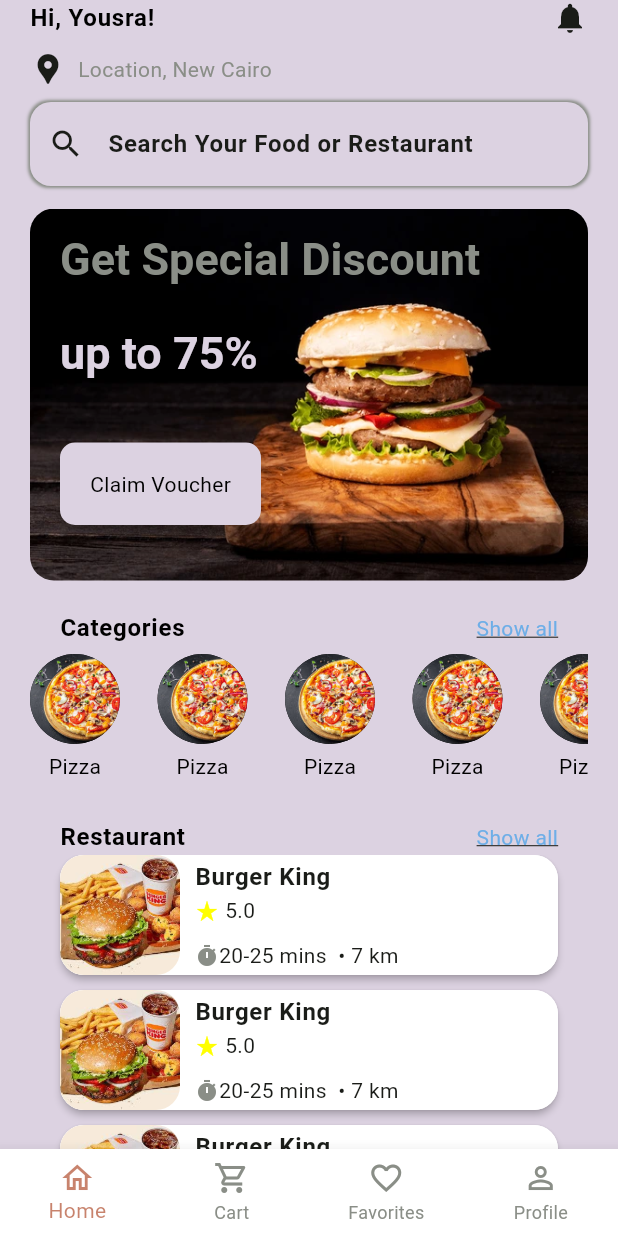
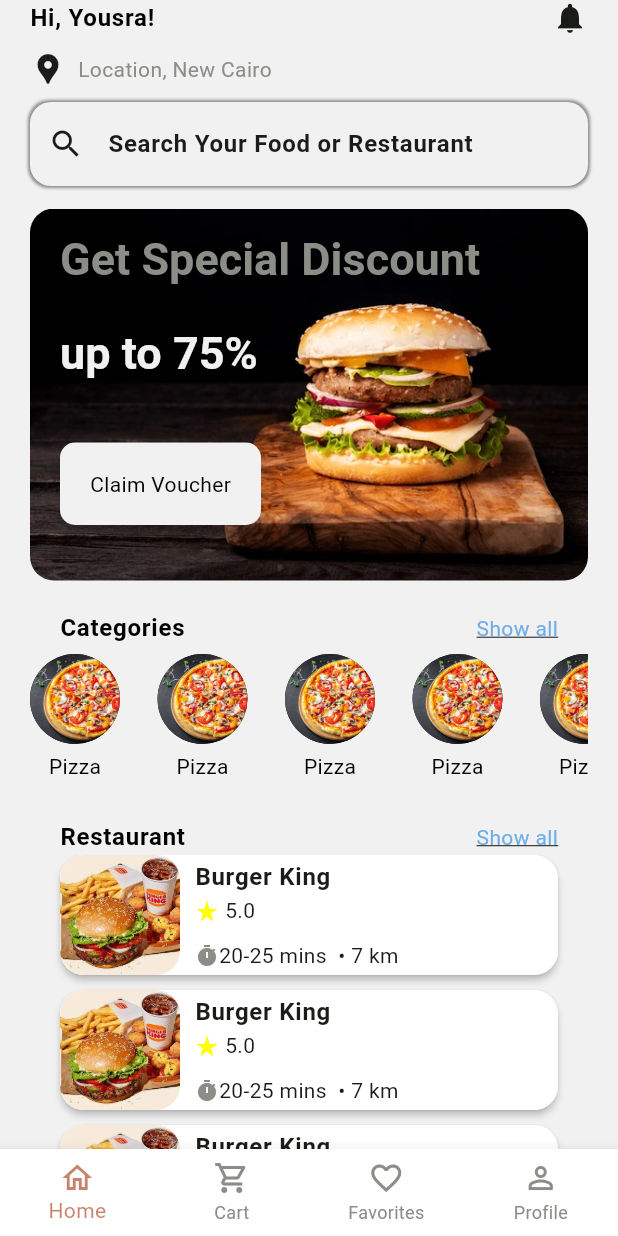
Before and after one commit to yousraamr/fedis-mockup-app, a Flutter app: the HomeScreen screen opened directly, on a phone screen of 412 x 824 dp. Run offline on Flutter 3.47's test engine with Material 3 defaults, Android fonts, the phone set to English and light mode, and no system bars; our stand-ins replace dio, easy_localization, icons_plus.

Commit message:
adjust background color

```diff
--- a/lib/themes/theme.dart
+++ b/lib/themes/theme.dart
@@ -8,7 +8,7 @@ const lightColorScheme = ColorScheme(
   onSecondary: Color(0xFFFFFFFF),
   error: Color(0xFFBA1A1A),
   onError: Color(0xFFFFFFFF),
-  background: Color(0xFFDCD2E1),
+  background: Color(0xFFF1F1F1),
   onBackground: Color(0xFF1A1C18),
   shadow: Color(0xFF000000),
   outlineVariant: Color(0xFF8A8E87),
```
